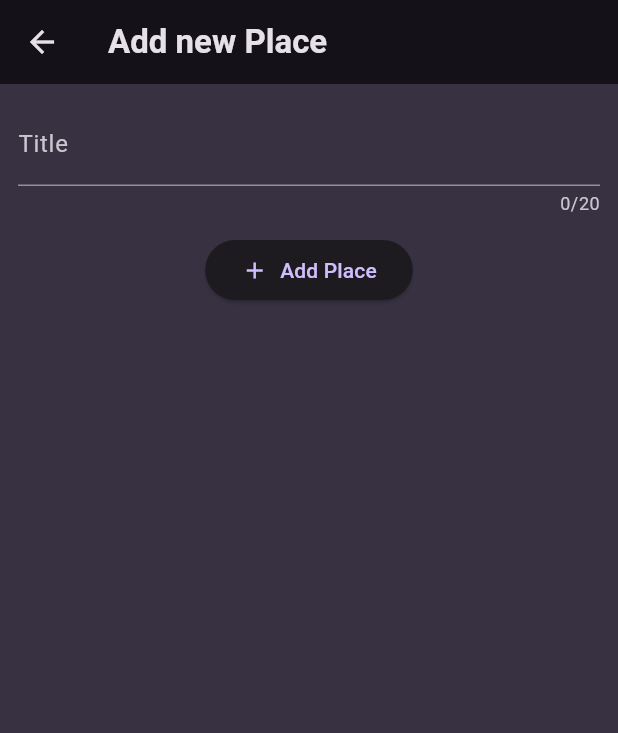
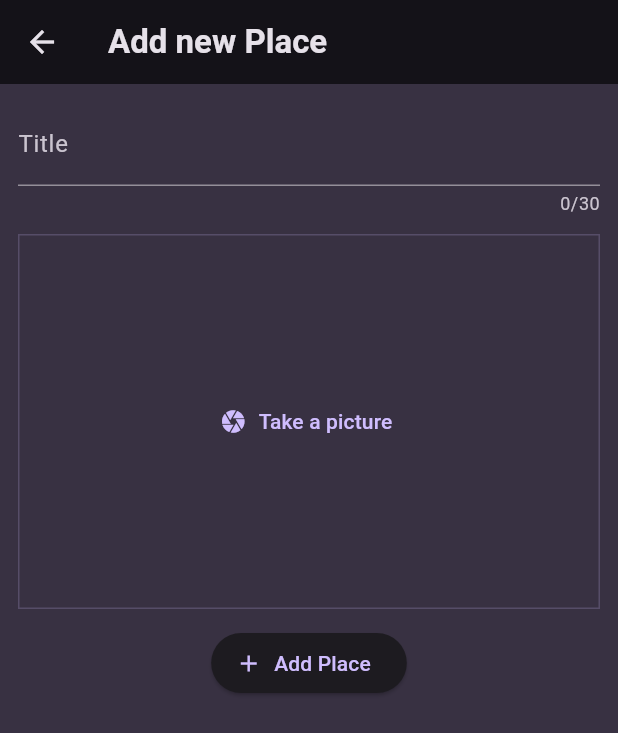
Before and after one commit to ikhsanmuhamad22/flutter-favorite_places, a Flutter app: the NewPlaces screen opened directly, on a phone screen of 412 x 824 dp. Shown: the top 733 px of the screen. Run offline on Flutter 3.47's test engine with Material 3 defaults, Android fonts, the phone set to English and light mode, and no system bars; our stand-ins replace flutter_riverpod, google_fonts.

Commit message:
add: image_input widget

```diff
--- a/lib/models/place.dart
+++ b/lib/models/place.dart
@@ -1,5 +1,9 @@
+import 'package:uuid/uuid.dart';
+
+var uuid = Uuid();
+
 class Place {
-  const Place({required this.id, required this.title});
+  Place({required this.title}) : id = uuid.v4();
   final String id;
   final String title;
 }
--- a/lib/providers/place_provider.dart
+++ b/lib/providers/place_provider.dart
@@ -5,7 +5,7 @@ class PlaceProvider extends StateNotifier<List<Place>> {
   PlaceProvider() : super([]);
 
   void addPlace(Place place) {
-    state = [...state, place];
+    state = [place, ...state];
   }
 }
 
--- a/lib/screens/new_places.dart
+++ b/lib/screens/new_places.dart
@@ -1,5 +1,6 @@
 import 'package:favorite_places_app/models/place.dart';
 import 'package:favorite_places_app/providers/place_provider.dart';
+import 'package:favorite_places_app/widget/image_input.dart';
 import 'package:flutter/material.dart';
 import 'package:flutter_riverpod/flutter_riverpod.dart';
 
@@ -11,10 +12,28 @@ class NewPlaces extends ConsumerStatefulWidget {
 }
 
 class _NewPlacesState extends ConsumerState<NewPlaces> {
-  var _inputTitle = '';
+  final _inputTitle = TextEditingController();
 
-  void _savePlaces() {
-    Place newPlace = Place(id: DateTime.now().toString(), title: _inputTitle);
+  @override
+  void dispose() {
+    _inputTitle.dispose();
+    super.dispose();
+  }
+
+  _savePlaces() {
+    final enteredText = _inputTitle.text;
+
+    if (enteredText.isEmpty) {
+      ScaffoldMessenger.of(context).showSnackBar(
+        SnackBar(
+          content: Text('Please enter correctly'),
+          duration: Duration(seconds: 2),
+        ),
+      );
+      return;
+    }
+
+    Place newPlace = Place(title: enteredText);
     ref.read(placeProvider.notifier).addPlace(newPlace);
     Navigator.of(context).pop();
   }
@@ -31,24 +50,23 @@ class _NewPlacesState extends ConsumerState<NewPlaces> {
           child: Column(
             children: [
               TextFormField(
-                maxLength: 20,
+                maxLength: 30,
+                style: Theme.of(context)
+                    .textTheme
+                    .bodyLarge!
+                    .copyWith(color: Colors.white),
                 decoration: InputDecoration(label: Text('Title')),
-                onChanged: (newValue) => _inputTitle = newValue,
+                controller: _inputTitle,
               ),
               SizedBox(
-                height: 12,
+                height: 12
               ),
-              ElevatedButton(
+              ImageInput(),
+              SizedBox(height: 12),
+              ElevatedButton.icon(
                 onPressed: _savePlaces,
-                child: Row(
-                  mainAxisSize: MainAxisSize.min,
-                  crossAxisAlignment: CrossAxisAlignment.center,
-                  children: [
-                    Icon(Icons.add),
-                    SizedBox(width: 8),
-                    Text('Add Place')
-                  ],
-                ),
+                icon: Icon(Icons.add),
+                label: Text('Add Place'),
               )
             ],
           ),
--- /dev/null
+++ b/lib/widget/image_input.dart
@@ -0,0 +1,34 @@
+import 'package:flutter/material.dart';
+
+class ImageInput extends StatefulWidget {
+  const ImageInput({super.key});
+
+  @override
+  State<StatefulWidget> createState() {
+    return _ImageInputState();
+  }
+}
+
+class _ImageInputState extends State<ImageInput> {
+  void _takePicture() {
+    return;
+  }
+
+  @override
+  Widget build(BuildContext context) {
+    return Container(
+      decoration: BoxDecoration(
+          border: Border.all(
+              width: 1,
+              color: Theme.of(context).colorScheme.primary.withOpacity(0.2),),),
+      width: double.infinity,
+      alignment: Alignment.center,
+      height: 250,
+      child: TextButton.icon(
+        onPressed: _takePicture,
+        label: Text('Take a picture'),
+        icon: Icon(Icons.camera),
+      ),
+    );
+  }
+}
--- a/pubspec.yaml
+++ b/pubspec.yaml
@@ -35,8 +35,9 @@ dependencies:
   # Use with the CupertinoIcons class for iOS style icons.
   cupertino_icons: ^1.0.8
   google_fonts: ^6.2.1
-  riverpod: ^2.6.1
   flutter_riverpod: ^2.6.1
+  uuid: ^4.5.1
+  image_picker: ^1.1.2
 
 dev_dependencies:
   flutter_test:
```
Also changed, not shown: lib/screens/detail_place.dart (+9 -1 lines), lib/screens/list_places.dart (+13 -14 lines), pubspec.lock, 5 other files.
